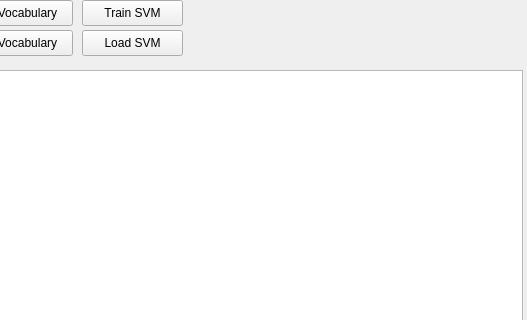
Before: the Qt Designer form bow.ui in rajithavk/frontend, drawn with Qt 5; both pictures show x 198 to 725 and y 0 to 320 of the 725 by 577 pixel window.
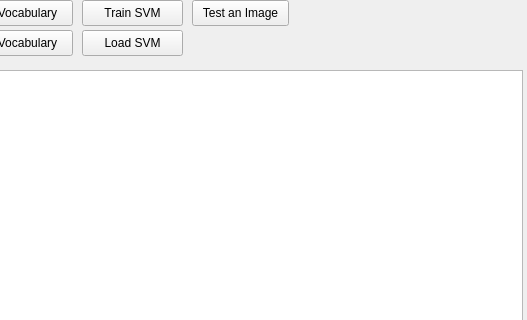
After: the same form once the commit is applied.

```diff
--- a/bow.ui
+++ b/bow.ui
@@ -99,6 +99,19 @@
      </rect>
     </property>
    </widget>
+   <widget class="QPushButton" name="pushButton_6">
+    <property name="geometry">
+     <rect>
+      <x>390</x>
+      <y>0</y>
+      <width>97</width>
+      <height>26</height>
+     </rect>
+    </property>
+    <property name="text">
+     <string>Test an Image</string>
+    </property>
+   </widget>
   </widget>
   <widget class="QMenuBar" name="menuBar">
    <property name="geometry">
```
